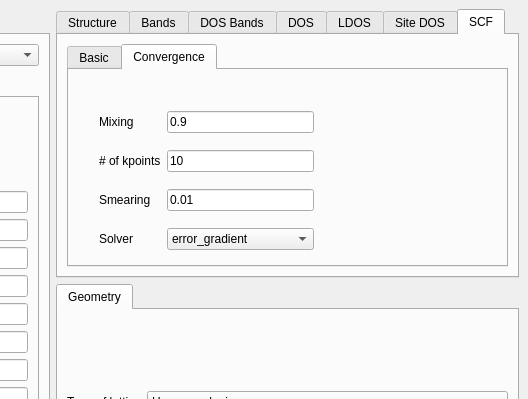
Old version of the form interface-pyqt/hybridribbon/interface.ui in the repository joselado/quantum-lattice; both pictures show x 422 to 950 and y 0 to 399 of the 950 by 659 pixel window.
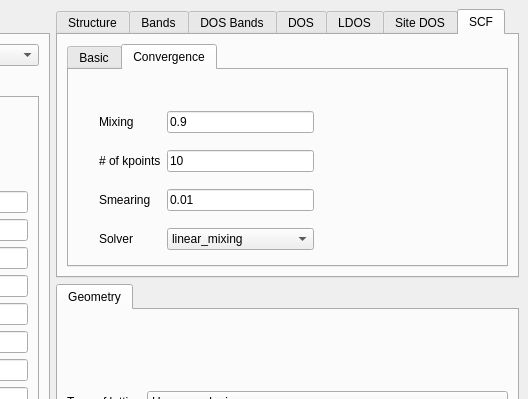
New version of the form. The open tabs and pages were chosen to show the change. Custom widgets are drawn as their Qt base class.

Commit message:
Make linear_mixing the default SCF solver
Swap the scf_solver dropdown's item order (Convergence sub-tab, all
SCF-capable modes) so linear_mixing is index 0/default and
error_gradient is the alternative, instead of the other way around.

Claude-Session: https://claude.ai/code/session_012fL8wwuicuNy2k5fzsptqR

Patch:
```diff
--- a/interface-pyqt/hybridribbon/interface.ui
+++ b/interface-pyqt/hybridribbon/interface.ui
@@ -1007,7 +1007,7 @@
                </property>
                <item>
                 <property name="text">
-                 <string>error_gradient</string>
+                 <string>linear_mixing</string>
                 </property>
                </item>
                <item>
```
Left out of the diff: 2 changed lines with no effect on the pictures. The commit also changes 16 other files.
